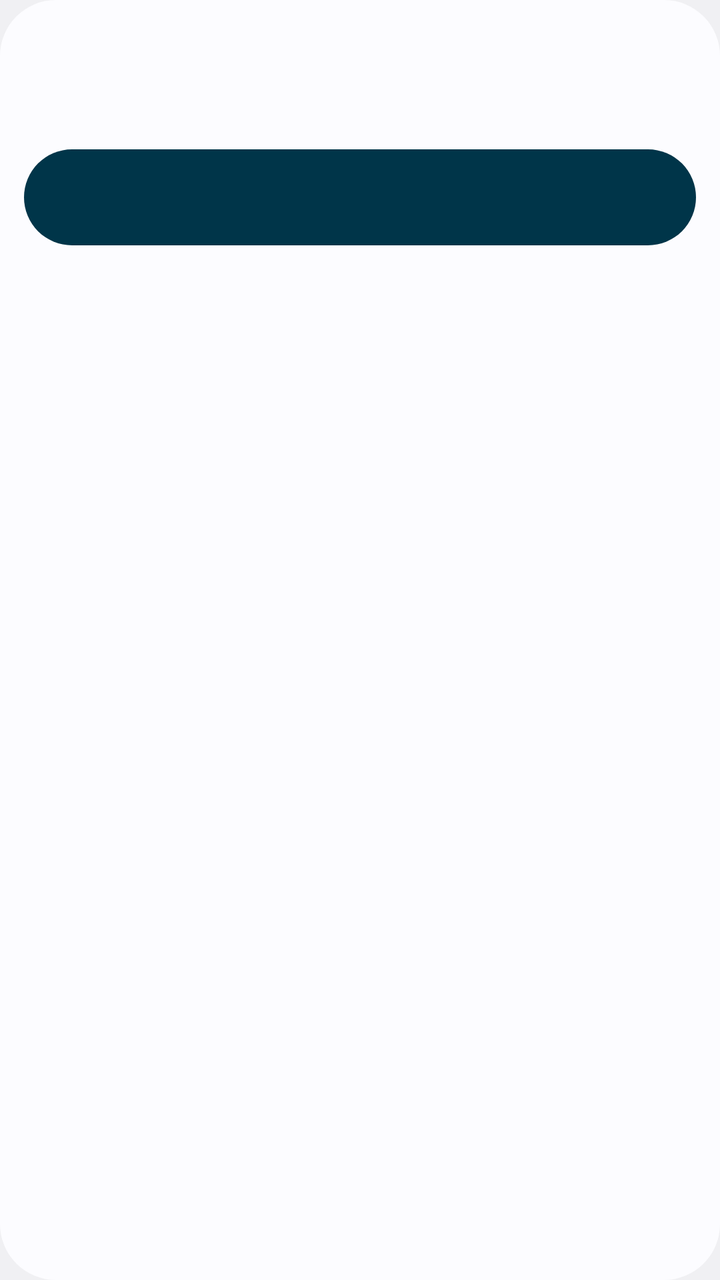
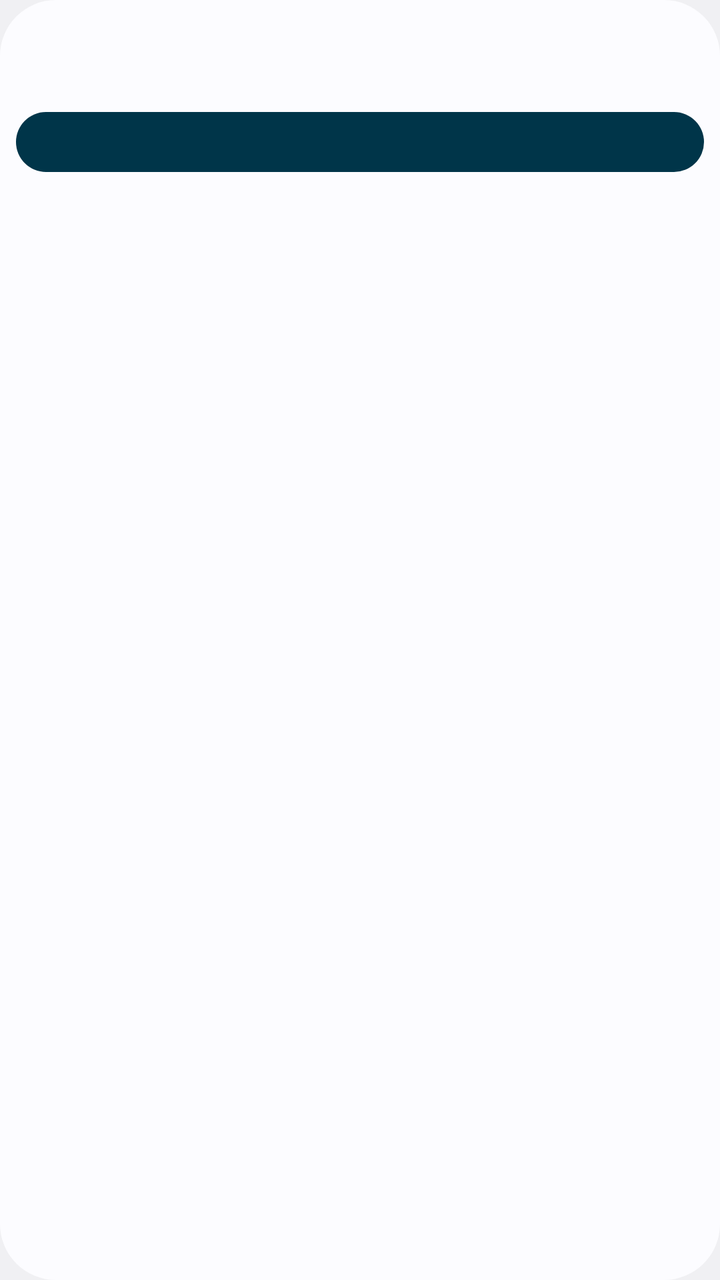

Two renders of the same Android screen: before a commit and after it. Below are the layout's source before the change and the commit's diff.
<!-- AndroidManifest.xml: application theme Theme.App -->
<!-- res/layout/widget_brew.xml -->
<?xml version="1.0" encoding="utf-8"?>
<LinearLayout xmlns:android="http://schemas.android.com/apk/res/android"
    android:layout_width="match_parent"
    android:layout_height="match_parent"
    android:background="@drawable/widget_brew_background"
    android:gravity="top"
    android:orientation="vertical"
    android:padding="12dp">

    <TextView android:id="@+id/widget_title" android:layout_width="match_parent" android:layout_height="wrap_content"
        android:textColor="@color/widget_secondary_text" android:textSize="10sp" />
    <LinearLayout android:id="@+id/widget_last_brew" android:layout_width="match_parent" android:layout_height="wrap_content" android:orientation="vertical">
    <TextView android:id="@+id/widget_coffee" android:layout_width="match_parent" android:layout_height="wrap_content"
        android:maxLines="1" android:textColor="@color/widget_primary_text" android:textSize="14sp" android:textStyle="bold" />
    <TextView android:id="@+id/widget_method" android:layout_width="match_parent" android:layout_height="wrap_content"
        android:maxLines="1" android:textColor="@color/widget_secondary_text" android:textSize="9sp" />
    <TextView android:id="@+id/widget_time" android:layout_width="match_parent" android:layout_height="wrap_content"
        android:textColor="@color/widget_secondary_text" android:textSize="10sp" />
    </LinearLayout>

    <LinearLayout android:id="@+id/widget_empty_content" android:layout_width="match_parent" android:layout_height="wrap_content" android:orientation="vertical" android:visibility="gone">
        <TextView android:id="@+id/widget_empty_title" android:layout_width="match_parent" android:layout_height="wrap_content"
            android:textColor="@color/widget_primary_text" android:textSize="14sp" android:textStyle="bold" />
        <TextView android:id="@+id/widget_empty_start" android:layout_width="match_parent" android:layout_height="wrap_content"
            android:text="@string/widget_empty_start" android:textColor="@color/widget_secondary_text" android:textSize="12sp" />
    </LinearLayout>

    <FrameLayout android:id="@+id/widget_action" android:layout_width="match_parent" android:layout_height="48dp"
        android:layout_marginTop="4dp" android:background="@drawable/widget_action_background" android:gravity="center">
        <TextView android:id="@+id/widget_action_label" android:layout_width="wrap_content" android:layout_height="wrap_content" android:layout_gravity="center"
            android:textColor="@color/widget_action_text" android:textSize="13sp" android:textStyle="bold" />
    </FrameLayout>
</LinearLayout>
<!-- resources referenced by this layout -->
<resources>
  <color name="widget_action_text">@android:color/system_neutral1_0</color>
  <color name="widget_primary_text">@android:color/system_neutral1_900</color>
  <color name="widget_secondary_text">@android:color/system_neutral1_700</color>
  <!-- drawable widget_action_background (drawable) -->
  <?xml version="1.0" encoding="utf-8"?>
  <shape xmlns:android="http://schemas.android.com/apk/res/android" android:shape="rectangle">
      <solid android:color="@color/widget_action_background" />
      <corners android:radius="26dp" />
  </shape>
  <!-- drawable widget_brew_background (drawable) -->
  <?xml version="1.0" encoding="utf-8"?>
  <shape xmlns:android="http://schemas.android.com/apk/res/android" android:shape="rectangle">
      <solid android:color="@color/widget_background" />
      <corners android:radius="@android:dimen/system_app_widget_background_radius" />
  </shape>
  <string name="widget_empty_start">Start a brew</string>
  <style name="Theme.App" parent="android:Theme.DeviceDefault.Light.NoActionBar" />
  <color name="widget_action_background">@android:color/system_accent1_800</color>
  <color name="widget_background">@android:color/system_neutral1_10</color>
</resources>

<!-- the commit's change to res/layout/widget_brew.xml (unified diff, before → after) -->
@@ -5,17 +5,17 @@
     android:background="@drawable/widget_brew_background"
     android:gravity="top"
     android:orientation="vertical"
-    android:padding="12dp">
+    android:padding="8dp">
 
     <TextView android:id="@+id/widget_title" android:layout_width="match_parent" android:layout_height="wrap_content"
-        android:textColor="@color/widget_secondary_text" android:textSize="10sp" />
+        android:includeFontPadding="false" android:textColor="@color/widget_secondary_text" android:textSize="9sp" />
     <LinearLayout android:id="@+id/widget_last_brew" android:layout_width="match_parent" android:layout_height="wrap_content" android:orientation="vertical">
     <TextView android:id="@+id/widget_coffee" android:layout_width="match_parent" android:layout_height="wrap_content"
-        android:maxLines="1" android:textColor="@color/widget_primary_text" android:textSize="14sp" android:textStyle="bold" />
+        android:ellipsize="end" android:maxLines="1" android:includeFontPadding="false" android:textColor="@color/widget_primary_text" android:textSize="12sp" android:textStyle="bold" />
     <TextView android:id="@+id/widget_method" android:layout_width="match_parent" android:layout_height="wrap_content"
-        android:maxLines="1" android:textColor="@color/widget_secondary_text" android:textSize="9sp" />
+        android:maxLines="1" android:includeFontPadding="false" android:textColor="@color/widget_secondary_text" android:textSize="9sp" />
     <TextView android:id="@+id/widget_time" android:layout_width="match_parent" android:layout_height="wrap_content"
-        android:textColor="@color/widget_secondary_text" android:textSize="10sp" />
+        android:includeFontPadding="false" android:textColor="@color/widget_secondary_text" android:textSize="9sp" />
     </LinearLayout>
 
     <LinearLayout android:id="@+id/widget_empty_content" android:layout_width="match_parent" android:layout_height="wrap_content" android:orientation="vertical" android:visibility="gone">
@@ -25,9 +25,9 @@
             android:text="@string/widget_empty_start" android:textColor="@color/widget_secondary_text" android:textSize="12sp" />
     </LinearLayout>
 
-    <FrameLayout android:id="@+id/widget_action" android:layout_width="match_parent" android:layout_height="48dp"
-        android:layout_marginTop="4dp" android:background="@drawable/widget_action_background" android:gravity="center">
+    <FrameLayout android:id="@+id/widget_action" android:layout_width="match_parent" android:layout_height="30dp"
+        android:layout_marginTop="2dp" android:background="@drawable/widget_action_background" android:gravity="center">
         <TextView android:id="@+id/widget_action_label" android:layout_width="wrap_content" android:layout_height="wrap_content" android:layout_gravity="center"
-            android:textColor="@color/widget_action_text" android:textSize="13sp" android:textStyle="bold" />
+            android:textColor="@color/widget_action_text" android:textSize="10sp" android:textStyle="bold" />
     </FrameLayout>
 </LinearLayout>
